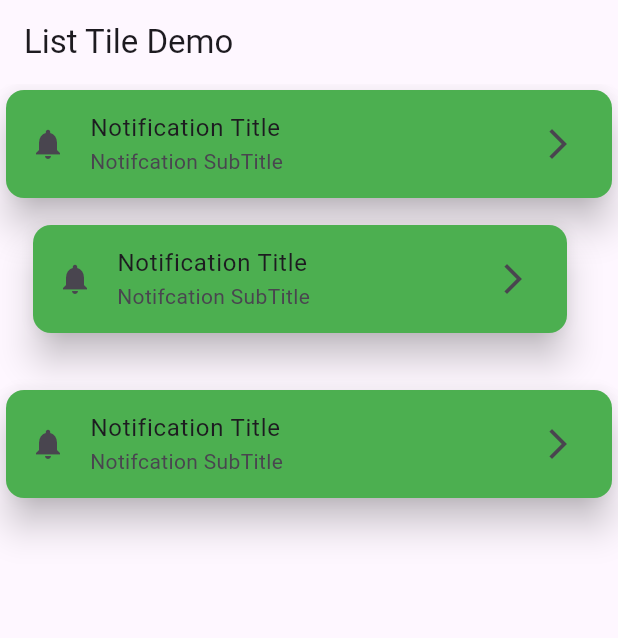
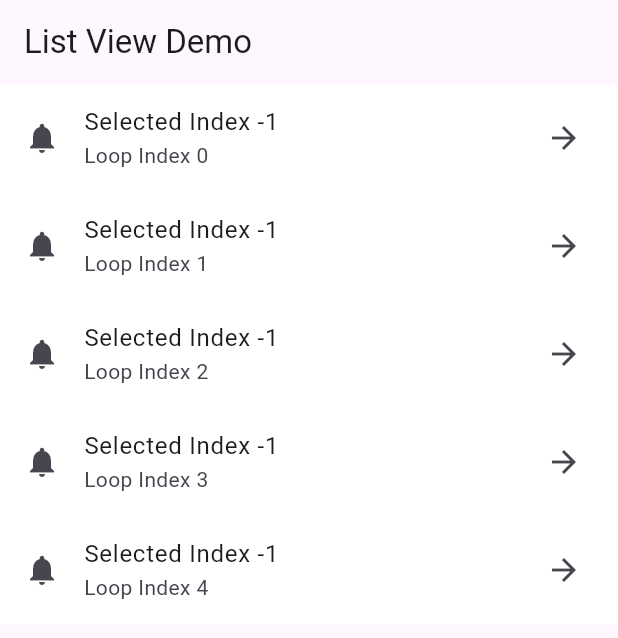
Before and after one commit to MuhammadAliKust/Ahmed-Project, a Flutter app: the screen it shows after launch, on a phone screen of 412 x 824 dp. Shown: the top 638 px of the screen. Run offline on Flutter 3.47's test engine with Material 3 defaults, Android fonts, the phone set to English and light mode, and no system bars; our stand-ins replace string_validator.

Commit message:
ListView Builder and Single Selection Done

```diff
--- /dev/null
+++ b/lib/list_view_builder.dart
@@ -0,0 +1,36 @@
+import 'package:flutter/material.dart';
+
+class ListViewBuilderDemo extends StatefulWidget {
+  ListViewBuilderDemo({super.key});
+
+  @override
+  State<ListViewBuilderDemo> createState() => _ListViewBuilderDemoState();
+}
+
+class _ListViewBuilderDemoState extends State<ListViewBuilderDemo> {
+  int selectedIndex = -1;
+
+  @override
+  Widget build(BuildContext context) {
+    return Scaffold(
+      appBar: AppBar(
+        title: Text("List View Demo"),
+      ),
+      body: ListView.builder(
+          itemCount: 5,
+          itemBuilder: (context, i) {
+            return ListTile(
+              onTap: () {
+                selectedIndex = i;
+                setState(() {});
+              },
+              leading: Icon(Icons.notifications),
+              tileColor: selectedIndex == i ? Colors.green : Colors.white,
+              title: Text("Selected Index $selectedIndex"),
+              subtitle: Text("Loop Index $i"),
+              trailing: Icon(Icons.arrow_forward),
+            );
+          }),
+    );
+  }
+}
--- a/lib/main.dart
+++ b/lib/main.dart
@@ -1,5 +1,6 @@
 
 import 'package:ahmed_project/list_tile.dart';
+import 'package:ahmed_project/list_view_builder.dart';
 import 'package:flutter/material.dart';
 
 import 'login.dart';
@@ -16,7 +17,7 @@ class MyApp extends StatelessWidget {
   @override
   Widget build(BuildContext context) {
     return MaterialApp(
-      home: ListTileDemo(),
+      home: ListViewBuilderDemo(),
     );
   }
 }
```
